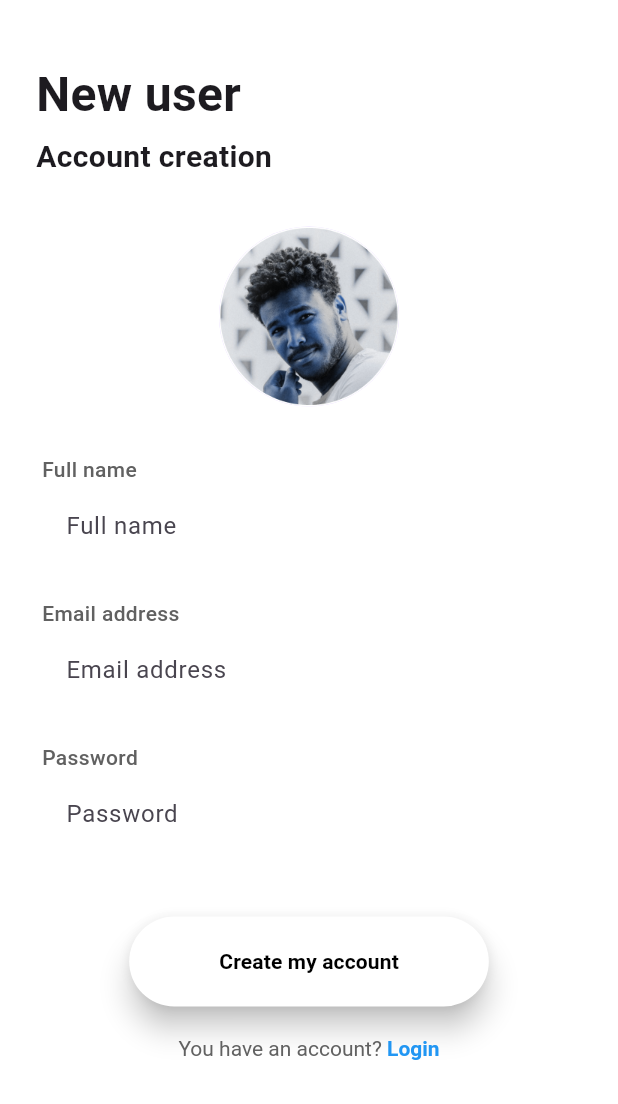
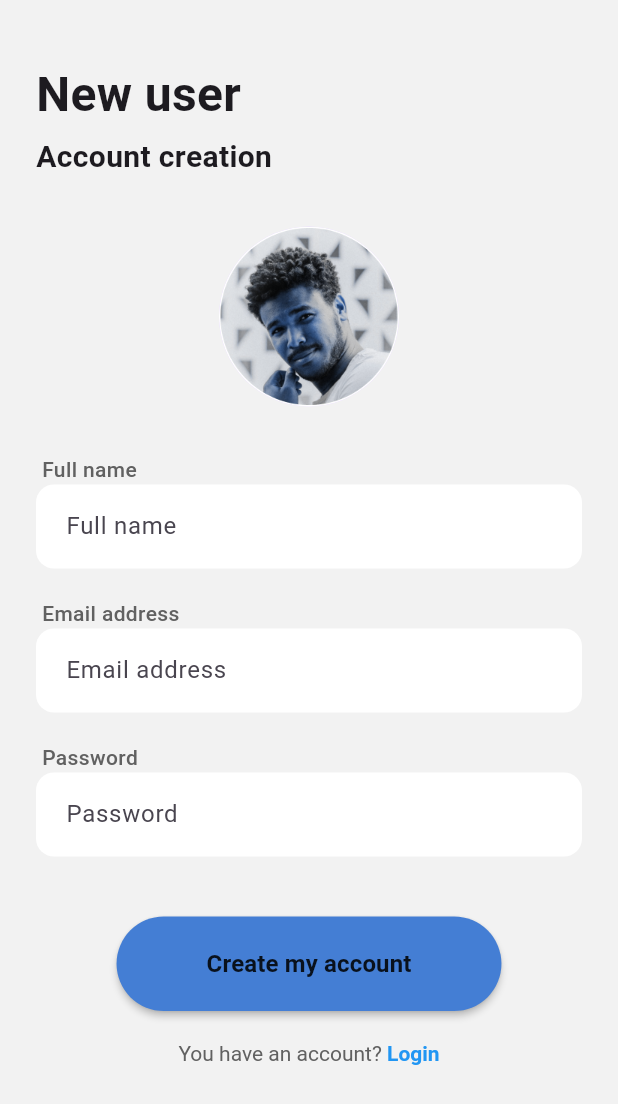
Before and after one commit to CamileLFM/pet-walk, a Flutter app: the screen it shows after launch, after a tap on "Let’s start", on a phone screen of 412 x 824 dp. Shown: the top 1104 px of the screen. Run offline on Flutter 3.47's test engine with Material 3 defaults, Android fonts, the phone set to English and light mode, and no system bars.

Commit message:
Ajuste formulário

```diff
--- a/lib/pages/login.dart
+++ b/lib/pages/login.dart
@@ -1,72 +1,107 @@
 import 'package:flutter/material.dart';
 
-class Login extends StatelessWidget {
+class Login extends StatefulWidget {
   const Login({super.key});
+
+  @override
+  State<Login> createState() => _LoginState();
+}
+
+class _LoginState extends State<Login> {
+  final _formKey = GlobalKey<FormState>();
+  final _fullNameController = TextEditingController();
+  final _emailController = TextEditingController();
+  final _passwordController = TextEditingController();
 
   @override
   Widget build(BuildContext context) {
     return Scaffold(
+      backgroundColor: const Color(0xFFF2F2F2),
       body: SingleChildScrollView(
-        padding: EdgeInsets.symmetric(horizontal: 24, vertical: 40),
+        padding: const EdgeInsets.symmetric(horizontal: 24, vertical: 40),
+        child: Form(
+          key: _formKey,
           child: Column(
             crossAxisAlignment: CrossAxisAlignment.start,
             children: [
-            Text(
+              const Text(
                 'New user',
-              style: TextStyle(
-                fontSize: 32,
-                fontWeight: FontWeight.bold),
+                style: TextStyle(fontSize: 32, fontWeight: FontWeight.bold),
               ),
-            SizedBox(height: 4),
-            Text(
+              const SizedBox(height: 4),
+              const Text(
                 'Account creation',
                 style: TextStyle(fontSize: 20, fontWeight: FontWeight.w600),
               ),
-            SizedBox(height: 32),
+              const SizedBox(height: 32),
               Center(
                 child: CircleAvatar(
                   radius: 60,
-                backgroundImage: AssetImage('assets/images/profile.png'), // ver pq a imagem não aparece
+                  backgroundImage: AssetImage('assets/images/profile.png'),
                 ),
               ),
-            SizedBox(height: 32),
+              const SizedBox(height: 32),
               _buildLabel('Full name'),
-            _buildTextField('Full name'),
-            SizedBox(height: 20),
+              _buildTextFormField(
+                controller: _fullNameController,
+                hint: 'Full name',
+                validatorMessage: 'Please enter your full name',
+              ),
+              const SizedBox(height: 20),
               _buildLabel('Email address'),
-            _buildTextField('Email address'),
-            SizedBox(height: 20),
+              _buildTextFormField(
+                controller: _emailController,
+                hint: 'Email address',
+                keyboardType: TextInputType.emailAddress,
+                validatorMessage: 'Please enter a valid email',
+              ),
+              const SizedBox(height: 20),
               _buildLabel('Password'),
-            _buildTextField('Password', isPassword: true),
-            SizedBox(height: 40),
+              _buildTextFormField(
+                controller: _passwordController,
+                hint: 'Password',
+                isPassword: true,
+                validatorMessage: 'Please enter your password',
+              ),
+              const SizedBox(height: 40),
               Center(
                 child: ElevatedButton(
-                onPressed: () {},
+                  onPressed: () {
+                    if (_formKey.currentState!.validate()) {
+                      // Processar a criação de conta
+                    }
+                  },
                   style: ElevatedButton.styleFrom(
-                  padding: EdgeInsets.symmetric(horizontal: 60, vertical: 20),
+                    padding: const EdgeInsets.symmetric(horizontal: 60, vertical: 20),
                     shape: RoundedRectangleBorder(
-                    borderRadius: BorderRadius.circular(30),
+                      borderRadius: BorderRadius.circular(40),
                     ),
-                  elevation: 8,
-                  backgroundColor: Colors.white,
-                  foregroundColor: Colors.black,
+                    elevation: 2,
+                    backgroundColor: const Color.fromARGB(255, 68, 126, 212),
                   ),
-                child: Text(
+                  child: const Text(
                     'Create my account',
-                  style: TextStyle(fontWeight: FontWeight.bold),
+                    style: TextStyle(
+                      color: Colors.black87,
+                      fontWeight: FontWeight.bold,
+                      fontSize: 16,
                     ),
                   ),
                 ),
-            SizedBox(height: 20),
+              ),
+              const SizedBox(height: 20),
               Center(
                 child: RichText(
                   text: TextSpan(
                     text: 'You have an account? ',
                     style: TextStyle(color: Colors.grey[700]),
-                  children: [
+                    children: const [
                       TextSpan(
                         text: 'Login',
-                      style: TextStyle(color: Colors.blue, fontWeight: FontWeight.bold),
+                        style: TextStyle(
+                          color: Colors.blue,
+                          fontWeight: FontWeight.bold,
+                        ),
                       ),
                     ],
                   ),
@@ -75,12 +110,13 @@ class Login extends StatelessWidget {
             ],
           ),
         ),
+      ),
     );
   }
 
   Widget _buildLabel(String label) {
     return Padding(
-      padding: EdgeInsets.only(left: 4),
+      padding: const EdgeInsets.only(left: 4),
       child: Text(
         label,
         style: TextStyle(fontSize: 14, fontWeight: FontWeight.w500, color: Colors.grey[700]),
@@ -88,14 +124,28 @@ class Login extends StatelessWidget {
     );
   }
 
-  Widget _buildTextField(String hint, {bool isPassword = false}) {
-    return TextField(
+  Widget _buildTextFormField({
+    required TextEditingController controller,
+    required String hint,
+    required String validatorMessage,
+    bool isPassword = false,
+    TextInputType keyboardType = TextInputType.text,
+  }) {
+    return TextFormField(
+      controller: controller,
       obscureText: isPassword,
+      keyboardType: keyboardType,
+      validator: (value) {
+        if (value == null || value.isEmpty) {
+          return validatorMessage;
+        }
+        return null;
+      },
       decoration: InputDecoration(
         hintText: hint,
         filled: true,
-        fillColor: Colors.white,
-        contentPadding: EdgeInsets.symmetric(horizontal: 16, vertical: 16),
+        fillColor: Colors.white, // Destaque no campo
+        contentPadding: const EdgeInsets.symmetric(horizontal: 16, vertical: 16),
         border: OutlineInputBorder(
           borderRadius: BorderRadius.circular(12),
           borderSide: BorderSide.none,
--- a/lib/pages/welcome_page.dart
+++ b/lib/pages/welcome_page.dart
@@ -9,7 +9,7 @@ class WelcomePage extends StatelessWidget {
     final size = MediaQuery.of(context).size;
 
     return Scaffold(
-      backgroundColor: Colors.white,
+      backgroundColor: const Color(0xFFF2F2F2),
       body: SafeArea(
         child: Center(
           child: Padding(
@@ -23,17 +23,17 @@ class WelcomePage extends StatelessWidget {
                     fontSize: 48,
                     fontStyle: FontStyle.italic,
                     fontWeight: FontWeight.w900,
-                    color: Color(0xFF87BFFF), // azul claro
+                    color: Color(0xFF87BFFF),
                     shadows: [
                       Shadow(
                         offset: Offset(2, 2),
                         blurRadius: 0,
-                        color: Colors.white, // contorno branco
+                        color: Colors.white,
                       ),
                       Shadow(
                         offset: Offset(4, 4),
                         blurRadius: 10,
-                        color: Color(0x2087BFFF), // sombra azul suave
+                        color: Color(0x2087BFFF),
                       ),
                     ],
                   ),
@@ -64,7 +64,7 @@ class WelcomePage extends StatelessWidget {
                       Navigator.push(
                         context,
                         MaterialPageRoute(
-                          builder: (context) => Login(), // Substitua por sua tela de login
+                          builder: (context) => Login(),
                         ),
                       );
                     },
```
Lines whose indentation alone changed are shown as unchanged.
